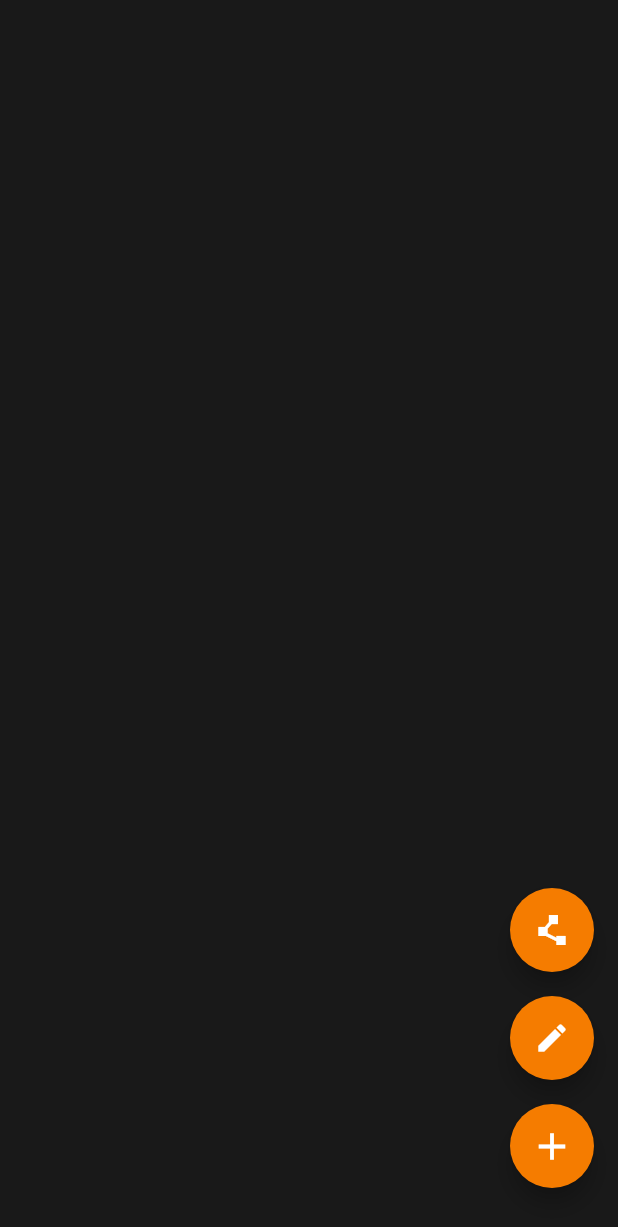
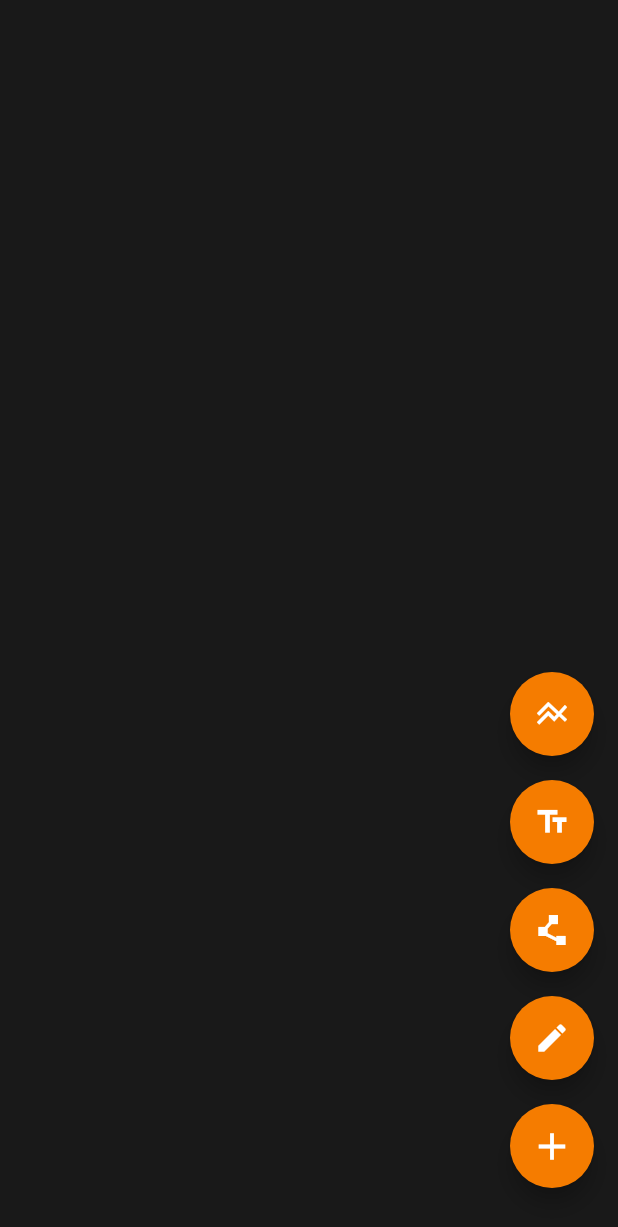
Before and after one commit to noctisbeta/database_diagrams_dartstack, a Flutter app: the screen it shows after launch, on a phone screen of 412 x 824 dp. Shown: the top 1227 px of the screen. Run offline on Flutter 3.47's test engine with Material 2 defaults, Android fonts, the phone set to English and light mode, and no system bars; our stand-ins replace flutter_hooks, hooks_riverpod; missing offline and left inert: perfect_freehand.

Commit message:
smartline wip

```diff
--- /dev/null
+++ b/lib/collections/card_ordinal.dart
@@ -0,0 +1,8 @@
+/// Card ordinal.
+enum CardOrdinal {
+  ///
+  first,
+
+  ///
+  second,
+}
--- /dev/null
+++ b/lib/collections/smartline_controller.dart
@@ -0,0 +1,36 @@
+import 'dart:developer';
+
+import 'package:database_diagrams/collections/card_ordinal.dart';
+import 'package:flutter/cupertino.dart';
+import 'package:hooks_riverpod/hooks_riverpod.dart';
+
+/// SmartLineController.
+class SmartlineController extends ChangeNotifier {
+  /// Provider.
+  static final provider = ChangeNotifierProvider<SmartlineController>(
+    (ref) => SmartlineController(),
+  );
+
+  CardOrdinal _cardOrdinal = CardOrdinal.first;
+
+  final List<List<GlobalObjectKey>> _keys = [];
+
+  /// Keys.
+  List<List<GlobalObjectKey>> get keys => _keys;
+
+  /// Add card.
+  void addCard(GlobalObjectKey key) {
+    if (_cardOrdinal == CardOrdinal.first) {
+      _cardOrdinal = CardOrdinal.second;
+      _keys.add([key]);
+    } else if (_keys.last.contains(key)) {
+      log('Cannot have duplicates in pairs.');
+      return;
+    } else if (_cardOrdinal == CardOrdinal.second) {
+      _cardOrdinal = CardOrdinal.first;
+      _keys.last.add(key);
+    }
+    notifyListeners();
+    log(_keys.toString());
+  }
+}
--- /dev/null
+++ b/lib/collections/smartline_painter_container.dart
@@ -0,0 +1,23 @@
+import 'package:database_diagrams/collections/smartline_controller.dart';
+import 'package:database_diagrams/collections/smartline_painter.dart';
+import 'package:flutter/cupertino.dart';
+import 'package:flutter/src/widgets/container.dart';
+import 'package:flutter/src/widgets/framework.dart';
+import 'package:hooks_riverpod/hooks_riverpod.dart';
+
+/// SmartlinePainterContainer.
+class SmartlinePainterContainer extends ConsumerWidget {
+  /// Default constructor.
+  const SmartlinePainterContainer({super.key});
+
+  @override
+  Widget build(BuildContext context, WidgetRef ref) {
+    final smartlineController = ref.watch(SmartlineController.provider);
+
+    return CustomPaint(
+      painter: SmartlinePainter(
+        keys: smartlineController.keys,
+      ),
+    );
+  }
+}
--- a/lib/drawing/drawing_painter_container.dart
+++ b/lib/drawing/drawing_painter_container.dart
@@ -1,6 +1,6 @@
 import 'package:database_diagrams/drawing/drawing_controller.dart';
+import 'package:database_diagrams/drawing/drawing_painter.dart';
 import 'package:database_diagrams/drawing/drawing_point.dart';
-import 'package:database_diagrams/drawing/drawing_painter.dart';
 import 'package:flutter/material.dart';
 import 'package:hooks_riverpod/hooks_riverpod.dart';
 
--- a/lib/main.dart
+++ b/lib/main.dart
@@ -1,4 +1,4 @@
-import 'package:database_diagrams/views/editor_view.dart';
+import 'package:database_diagrams/main/editor_view.dart';
 import 'package:flutter/material.dart';
 import 'package:hooks_riverpod/hooks_riverpod.dart';
 
--- a/lib/widgets/editor_buttons.dart
+++ b/lib/main/editor_buttons.dart
@@ -1,5 +1,7 @@
+import 'package:database_diagrams/collections/add_collection_dialog.dart';
 import 'package:database_diagrams/drawing/drawing_controller.dart';
-import 'package:database_diagrams/collections/add_collection_dialog.dart';
+import 'package:database_diagrams/main/mode.dart';
+import 'package:database_diagrams/main/mode_controller.dart';
 import 'package:flutter/material.dart';
 import 'package:hooks_riverpod/hooks_riverpod.dart';
 
@@ -12,15 +14,35 @@ class EditorButtons extends ConsumerWidget {
 
   @override
   Widget build(BuildContext context, WidgetRef ref) {
-    // final drawingController = ref.watch(DrawingController.provider.notifier);
-    // final isDrawing = ref.watch(DrawingController.provider).isDrawing;
-
     final drawingController = ref.watch(DrawingController.provider);
     final isDrawing = drawingController.isDrawing;
     final isPolyline = drawingController.isPolyline;
 
+    final modeController = ref.watch(ModeController.provider.notifier);
+    final mode = ref.watch(ModeController.provider);
+
     return Column(
       children: [
+        FloatingActionButton(
+          backgroundColor: mode == Mode.smartLine ? Colors.orange.shade900 : Colors.orange.shade700,
+          hoverColor: mode == Mode.smartLine ? Colors.orange.shade600 : Colors.orange.shade800,
+          splashColor: mode == Mode.smartLine ? Colors.orange.shade700 : Colors.orange.shade900,
+          onPressed: modeController.toogleSmartLine,
+          child: const Icon(Icons.line_axis),
+        ),
+        const SizedBox(
+          height: 16,
+        ),
+        FloatingActionButton(
+          backgroundColor: isPolyline ? Colors.orange.shade900 : Colors.orange.shade700,
+          hoverColor: isPolyline ? Colors.orange.shade600 : Colors.orange.shade800,
+          splashColor: isPolyline ? Colors.orange.shade700 : Colors.orange.shade900,
+          onPressed: drawingController.togglePolylineMode,
+          child: const Icon(Icons.text_fields),
+        ),
+        const SizedBox(
+          height: 16,
+        ),
         FloatingActionButton(
           backgroundColor: isPolyline ? Colors.orange.shade900 : Colors.orange.shade700,
           hoverColor: isPolyline ? Colors.orange.shade600 : Colors.orange.shade800,
--- a/lib/views/editor_view.dart
+++ b/lib/main/editor_view.dart
@@ -1,11 +1,13 @@
+import 'package:database_diagrams/collections/collection_card.dart';
 import 'package:database_diagrams/collections/collection_store.dart';
+import 'package:database_diagrams/collections/draggable_collection_card.dart';
+import 'package:database_diagrams/collections/smartline_painter_container.dart';
 import 'package:database_diagrams/drawing/drawing_controller.dart';
-import 'package:database_diagrams/collections/draggable_collection_card.dart';
 import 'package:database_diagrams/drawing/drawing_painter_container.dart';
 import 'package:database_diagrams/drawing/drawing_undo_redo_buttonds.dart';
-import 'package:database_diagrams/widgets/editor_buttons.dart';
 import 'package:database_diagrams/drawing/polyline_painter_container.dart';
 import 'package:database_diagrams/drawing/size_slider.dart';
+import 'package:database_diagrams/main/editor_buttons.dart';
 import 'package:flutter/material.dart';
 import 'package:flutter_hooks/flutter_hooks.dart';
 import 'package:hooks_riverpod/hooks_riverpod.dart';
@@ -65,6 +67,9 @@ class EditorView extends HookConsumerWidget {
           children: [
             focusStack.value.elementAt(focusStackIndexes.value.elementAt(0)),
             focusStack.value.elementAt(focusStackIndexes.value.elementAt(1)),
+            const Positioned.fill(
+              child: SmartlinePainterContainer(),
+            ),
             ...collections.map(
               (collection) => Positioned(
                 top: 50 + offsets.value[collections.indexOf(collection)].dy,
--- /dev/null
+++ b/lib/main/mode.dart
@@ -0,0 +1,8 @@
+/// Mode.
+enum Mode {
+  ///
+  smartLine,
+
+  ///
+  none,
+}
--- /dev/null
+++ b/lib/main/mode_controller.dart
@@ -0,0 +1,18 @@
+import 'package:database_diagrams/main/mode.dart';
+import 'package:hooks_riverpod/hooks_riverpod.dart';
+
+/// Mode controller.
+class ModeController extends StateNotifier<Mode> {
+  /// Default constructor.
+  ModeController() : super(Mode.none);
+
+  /// Provider.
+  static final provider = StateNotifierProvider<ModeController, Mode>(
+    (ref) => ModeController(),
+  );
+
+  /// Toggle smart line mode.
+  void toogleSmartLine() {
+    state = state == Mode.smartLine ? Mode.none : Mode.smartLine;
+  }
+}
```
Also changed, not shown: lib/collections/add_collection_dialog.dart (+6 -5 lines), lib/collections/collection_card.dart (+43 -4 lines), lib/collections/smartline_painter.dart (added, +67 -0 lines), lib/main/my_button.dart (renamed from lib/widgets/my_button.dart), lib/main/my_dropdown_button.dart (renamed from lib/widgets/my_dropdown_button.dart), lib/main/my_text_field.dart (renamed from lib/widgets/my_text_field.dart).
